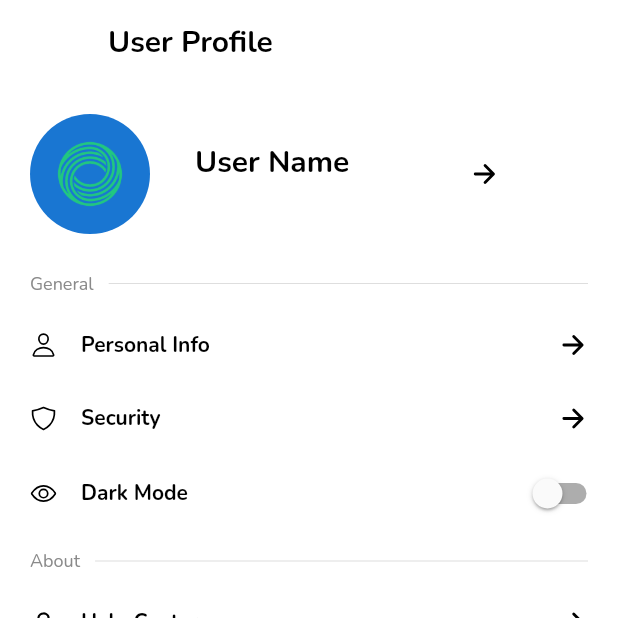
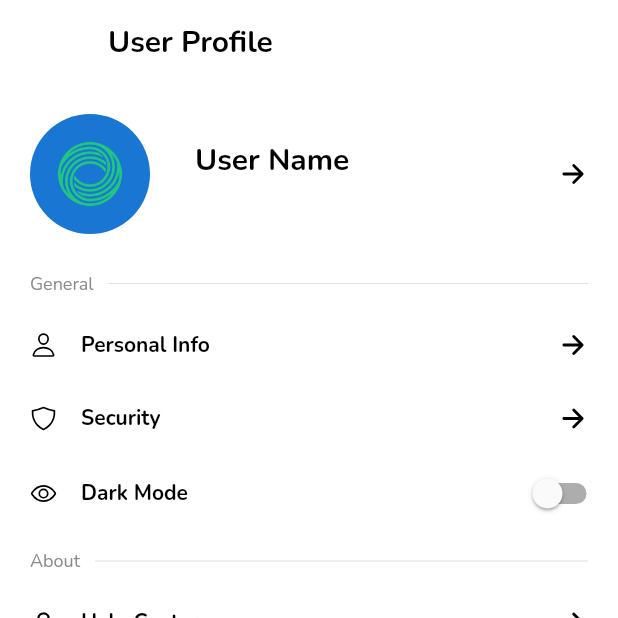
Before and after one commit to jordandadams/sphereai-app, a Flutter app: the AccountScreen screen opened directly, on a phone screen of 412 x 824 dp, the top half of it. Run offline on Flutter 3.47's test engine with Material 2 defaults, Android fonts, the phone set to English and light mode, and no system bars; our stand-ins replace carousel_slider, easy_localization, flutter_riverpod, hive, hive_flutter, ionicons and 1 more; missing offline and left inert: flutter_displaymode; accounts and stored records are empty.

```diff
--- a/lib/states/user_profile_state.dart
+++ b/lib/states/user_profile_state.dart
@@ -9,7 +9,7 @@ final userProfileStateProvider = StateNotifierProvider<UserProfileState, UserPro
 class UserProfileState extends StateNotifier<UserProfile?> {
   UserProfileState() : super(null);
 
-  void updateUserProfile(UserProfile profile) {
+  void updateUserProfile(UserProfile? profile) {
     state = profile;
   }
 }
--- a/lib/ui/screens/account_screen/account_screen.dart
+++ b/lib/ui/screens/account_screen/account_screen.dart
@@ -2,10 +2,12 @@ import 'package:flutter/material.dart';
 import 'package:flutter_riverpod/flutter_riverpod.dart';
 import 'package:ionicons/ionicons.dart';
 
+import '../../../states/auth_state.dart';
 import '../../../states/theme_mode_state.dart';
 import '../../widgets/account_screen/option_row.dart';
 import '../../widgets/account_screen/section_title.dart';
 import '../../../states/user_profile_state.dart';
+import '../auth_screen/auth_screen.dart';
 import 'account_view_model.dart';
 
 class AccountScreen extends ConsumerStatefulWidget {
@@ -46,16 +48,16 @@ class _AccountScreenState extends ConsumerState<AccountScreen> {
               children: [
                 // Circle Avatar (Profile Picture)
                 CircleAvatar(
-                  backgroundImage: AssetImage(
-                      'assets/img/logo.png'), // Replace with actual profile image path
+                  backgroundImage: AssetImage('assets/img/logo.png'),
                   radius: 40,
                 ),
 
                 // Padding for spacing
                 Padding(padding: EdgeInsets.symmetric(horizontal: 15)),
 
-                // Column for displaying user's name and email
-                Column(
+                // Use Expanded here
+                Expanded(
+                  child: Column(
                     crossAxisAlignment: CrossAxisAlignment.start,
                     mainAxisAlignment: MainAxisAlignment.center,
                     children: [
@@ -64,17 +66,21 @@ class _AccountScreenState extends ConsumerState<AccountScreen> {
                         style: TextStyle(
                           fontSize: 20,
                           fontWeight: FontWeight.bold,
-                          color: Theme.of(context).colorScheme.secondary),
+                          color: Theme.of(context).colorScheme.secondary,
+                        ),
                       ),
                       Text(
                         userProfile?.email ?? '',
-                      style: TextStyle(fontSize: 12, color: Colors.grey),
+                        style: TextStyle(fontSize: 14, color: Colors.grey),
+                        overflow: TextOverflow.ellipsis,
+                        maxLines: 1,
                       ),
                     ],
                   ),
+                ),
 
                 // Padding for spacing
-                Padding(padding: EdgeInsets.symmetric(horizontal: 40)),
+                Padding(padding: EdgeInsets.symmetric(horizontal: 10)),
 
                 // Icon for the arrow
                 InkWell(
@@ -156,6 +162,16 @@ class _AccountScreenState extends ConsumerState<AccountScreen> {
             SizedBox(height: 13),
             Padding(
               padding: const EdgeInsets.symmetric(vertical: 8.0),
+              child: InkWell(
+                // Move the InkWell to wrap the entire row
+                onTap: () async {
+                  await ref.read(authStateProvider.notifier).logout();
+                  Navigator.pushAndRemoveUntil(
+                    context,
+                    MaterialPageRoute(builder: (context) => AuthScreen()),
+                    (Route<dynamic> route) => false,
+                  );
+                },
                 child: Row(
                   mainAxisAlignment: MainAxisAlignment.start,
                   children: [
@@ -174,15 +190,13 @@ class _AccountScreenState extends ConsumerState<AccountScreen> {
                             color: Colors.red),
                       ),
                     ),
-                  InkWell(
-                    onTap: () {},
-                    child: Container(
+                    Container(
                       width: 35, // Fixed width for alignment
                       alignment: Alignment
                           .centerRight, // Right alignment within the container
-                    ),
                     )
                   ],
+                ),
               ),
             )
           ],
```
Also changed, not shown: lib/data/repository/user_repository.dart (+21 -0 lines), lib/states/auth_state.dart (+13 -6 lines). Lines whose indentation alone changed are shown as unchanged.
